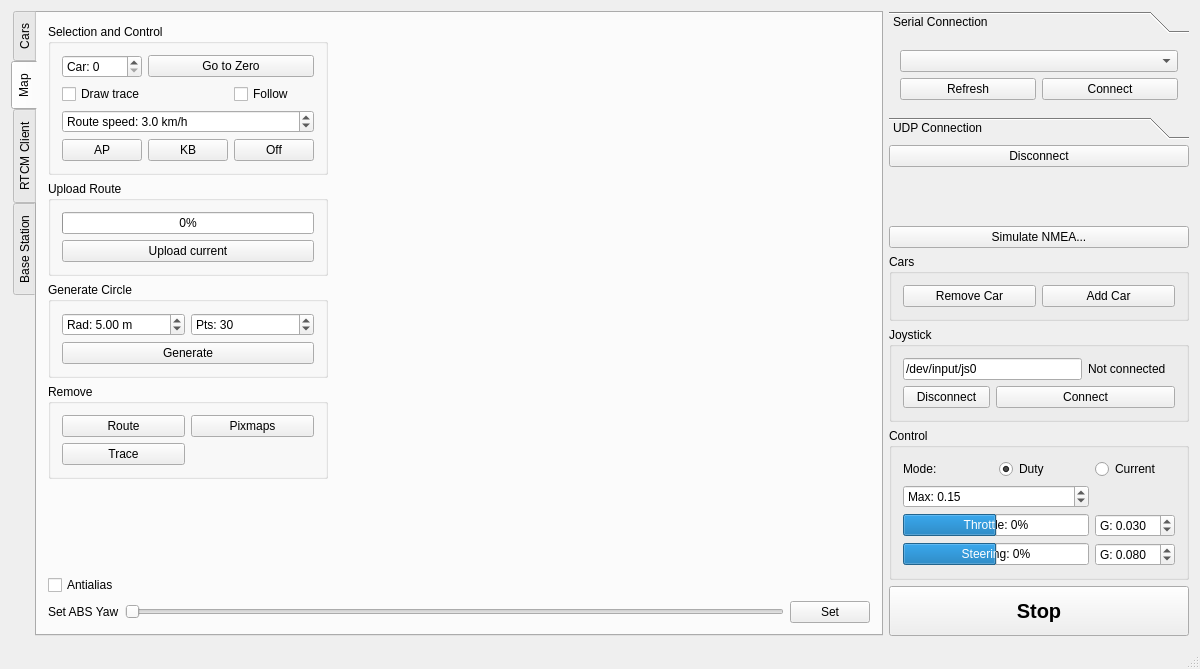
The window that Linux/RC_Car_Tool/mainwindow.ui (vedderb/rise_sdvp) describes before a commit, drawn with Qt 5.
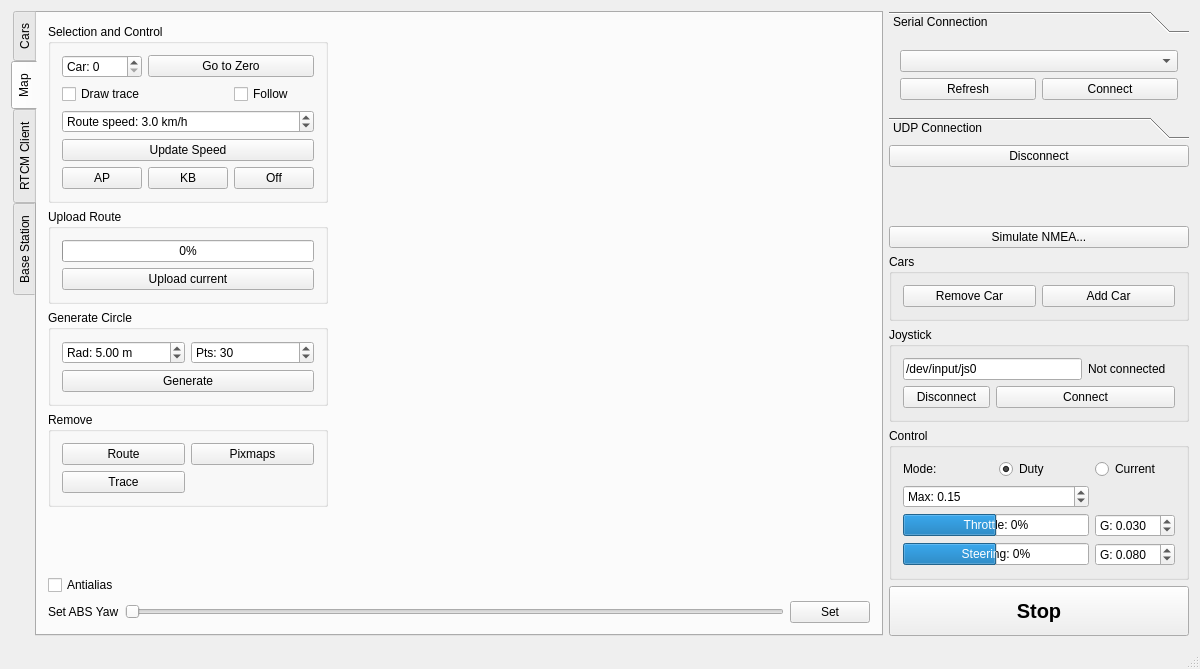
The same window after the commit. The open tabs and pages were chosen to show the change. Custom widgets are drawn as their Qt base class.

Commit message: Change route speed button

```diff
--- a/Linux/RC_Car_Tool/mainwindow.ui
+++ b/Linux/RC_Car_Tool/mainwindow.ui
@@ -55,7 +55,7 @@
                <string>Selection and Control</string>
               </property>
               <layout class="QGridLayout" name="gridLayout_6">
-               <item row="3" column="1">
+               <item row="4" column="1">
                 <widget class="QPushButton" name="mapKbButton">
                  <property name="text">
                   <string>KB</string>
@@ -86,7 +86,7 @@
                  </property>
                 </widget>
                </item>
-               <item row="3" column="2">
+               <item row="4" column="2">
                 <widget class="QPushButton" name="mapOffButton">
                  <property name="text">
                   <string>Off</string>
@@ -112,13 +112,6 @@
                  </property>
                 </widget>
                </item>
-               <item row="3" column="0">
-                <widget class="QPushButton" name="mapApButton">
-                 <property name="text">
-                  <string>AP</string>
-                 </property>
-                </widget>
-               </item>
                <item row="1" column="2">
                 <widget class="QCheckBox" name="mapFollowBox">
                  <property name="text">
@@ -126,6 +119,20 @@
                  </property>
                 </widget>
                </item>
+               <item row="4" column="0">
+                <widget class="QPushButton" name="mapApButton">
+                 <property name="text">
+                  <string>AP</string>
+                 </property>
+                </widget>
+               </item>
+               <item row="3" column="0" colspan="3">
+                <widget class="QPushButton" name="mapUpdateSpeedButton">
+                 <property name="text">
+                  <string>Update Speed</string>
+                 </property>
+                </widget>
+               </item>
               </layout>
              </widget>
             </item>
```
The commit also changes 4 other files.
